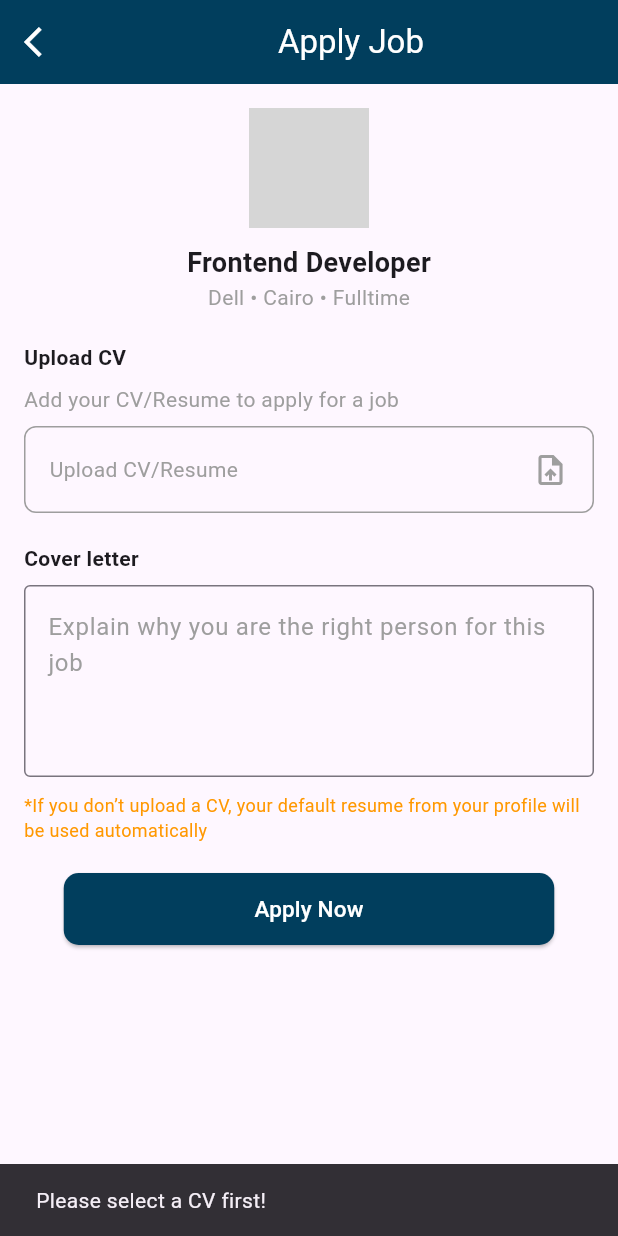
After one commit to mohannad00/Aspire-Hire, a Flutter app: the ApplyJob screen opened directly, after a tap on "Apply Now", on a phone screen of 412 x 824 dp. The commit adds this screen. Run offline on Flutter 3.47's test engine with Material 3 defaults, Android fonts, the phone set to English and light mode, and no system bars; our stand-ins replace dio, equatable, file_picker, flutter_bloc, percent_indicator, shared_preferences and 1 more; accounts and stored records are empty; Roboto replaces fonts that are missing (Poppins); grey boxes are pictures that could not be loaded.

Commit message:
added  job apply screen

```diff
--- a/aspirehire/lib/features/home_screen/HomeCompany.dart
+++ b/aspirehire/lib/features/home_screen/HomeCompany.dart
@@ -5,10 +5,8 @@ import 'package:aspirehire/features/home_screen/components/MediaButtons.dart';
 import 'package:aspirehire/features/home_screen/components/PostCard.dart';
 import 'package:aspirehire/features/home_screen/components/PostJobButton.dart';
 import 'package:flutter/material.dart';
-import 'package:aspirehire/features/choosing_role/ChoosingRole.dart';
 import 'package:aspirehire/features/job_search/JobSearch.dart';
 import 'package:aspirehire/features/profile/ProfileCompany.dart';
-import 'package:aspirehire/core/components/ReusableComponent.dart';
 
 class HomeCompany extends StatefulWidget {
   const HomeCompany({super.key});
@@ -61,17 +59,11 @@ class _HomeCompanyState extends State<HomeCompany> {
   @override
   Widget build(BuildContext context) {
     return Scaffold(
-      appBar: AppBar(
-        elevation: 0,
-        backgroundColor: Colors.transparent,
-        leading: ReusableComponents.reusableBackButton(
-          context: context,
-          onPressed: () {
-            Navigator.pushReplacement(context, MaterialPageRoute(builder: (context) => const ChoosingRole()));
-          },
-        ),
+
+      body:
+      SafeArea(
+        child: _pages[_selectedIndex],
       ),
-      body: _pages[_selectedIndex],
       bottomNavigationBar: Container(
         padding: const EdgeInsets.symmetric(horizontal: 16, vertical: 10),
         margin: const EdgeInsets.all(10),
--- a/aspirehire/lib/features/home_screen/HomeScreenJobSeeker.dart
+++ b/aspirehire/lib/features/home_screen/HomeScreenJobSeeker.dart
@@ -7,9 +7,7 @@ import 'package:aspirehire/features/home_screen/components/PostCard.dart';
 import 'package:aspirehire/features/home_screen/components/PostJobButton.dart';
 import 'package:aspirehire/features/profile/ProfileScreen.dart';
 import 'package:flutter/material.dart';
-import 'package:aspirehire/features/choosing_role/ChoosingRole.dart';
 import 'package:aspirehire/features/job_search/JobSearch.dart';
-import 'package:aspirehire/core/components/ReusableComponent.dart';
 
 class HomeScreenJobSeeker extends StatefulWidget {
   const HomeScreenJobSeeker({super.key});
--- /dev/null
+++ b/aspirehire/lib/features/job_application/JobApply.dart
@@ -0,0 +1,168 @@
+// ignore_for_file: file_names, library_private_types_in_public_api, use_build_context_synchronously
+
+import 'package:aspirehire/core/components/ReusableComponent.dart';
+import 'package:flutter/material.dart';
+import 'package:file_picker/file_picker.dart';
+import 'package:dio/dio.dart';
+import 'dart:io';
+
+class ApplyJob extends StatefulWidget {
+  const ApplyJob({super.key});
+
+  @override
+  _ApplyJobState createState() => _ApplyJobState();
+}
+
+class _ApplyJobState extends State<ApplyJob> {
+  File? selectedCV; // الملف المختار
+  String? cvFileName; // اسم ملف السيرة الذاتية
+
+  // دالة اختيار ملف PDF فقط
+  Future<void> pickPDF() async {
+    FilePickerResult? result = await FilePicker.platform.pickFiles(
+      type: FileType.custom,
+      allowedExtensions: ['pdf'], // السماح فقط بملفات PDF
+    );
+
+    if (result != null) {
+      setState(() {
+        selectedCV = File(result.files.single.path!);
+        cvFileName = result.files.single.name;
+      });
+    }
+  }
+
+  // دالة رفع السيرة الذاتية
+  Future<void> uploadCV() async {
+    if (selectedCV == null) {
+      ScaffoldMessenger.of(context).showSnackBar(
+        const SnackBar(content: Text("Please select a CV first!")),
+      );
+      return;
+    }
+
+    try {
+      Dio dio = Dio();
+      String uploadUrl = ""; // رابط API الرفع
+
+      FormData formData = FormData.fromMap({
+        "cv": await MultipartFile.fromFile(selectedCV!.path, filename: "cv.pdf"),
+      });
+
+      Response response = await dio.post(uploadUrl, data: formData);
+
+      if (response.statusCode == 200) {
+        ScaffoldMessenger.of(context).showSnackBar(
+          const SnackBar(content: Text("CV uploaded successfully!")),
+        );
+      } else {
+        ScaffoldMessenger.of(context).showSnackBar(
+          const SnackBar(content: Text("Failed to upload CV")),
+        );
+      }
+    } catch (e) {
+      print("Upload error: $e");
+      ScaffoldMessenger.of(context).showSnackBar(
+        const SnackBar(content: Text("Error uploading CV")),
+      );
+    }
+  }
+
+  @override
+  Widget build(BuildContext context) {
+    return Scaffold(
+      appBar: AppBar(
+        title: const Center(
+          child: Text("Apply Job", style: TextStyle(color: Colors.white, fontFamily: "Poppins")),
+        ),
+        backgroundColor: const Color(0xFF013E5D),
+        leading: IconButton(
+          icon: const Icon(Icons.arrow_back_ios, color: Colors.white),
+          onPressed: () => Navigator.pop(context),
+        ),
+      ),
+      body: Padding(
+        padding: const EdgeInsets.all(16.0),
+        child: Column(
+          crossAxisAlignment: CrossAxisAlignment.start,
+          children: [
+            // معلومات الوظيفة
+            const Center(
+              child: Column(
+                children: [
+                  CircleAvatar(
+                    radius: 40,
+                    backgroundImage: AssetImage('assets/dell.png'), // صورة الشركة
+                  ),
+                  SizedBox(height: 10),
+                  Text(
+                    "Frontend Developer",
+                    style: TextStyle(fontSize: 18, fontWeight: FontWeight.bold),
+                  ),
+                  Text("Dell • Cairo • Fulltime", style: TextStyle(color: Colors.grey)),
+                ],
+              ),
+            ),
+            const SizedBox(height: 20),
+
+            // رفع السيرة الذاتية
+            const Text("Upload CV", style: TextStyle(fontWeight: FontWeight.bold)),
+            const SizedBox(height: 8),
+            const Text("Add your CV/Resume to apply for a job", style: TextStyle(color: Colors.grey)),
+            const SizedBox(height: 8),
+            GestureDetector(
+              onTap: pickPDF,
+              child: Container(
+                padding: const EdgeInsets.all(16),
+                decoration: BoxDecoration(
+                  border: Border.all(color: Colors.grey),
+                  borderRadius: BorderRadius.circular(8),
+                ),
+                child: Row(
+                  mainAxisAlignment: MainAxisAlignment.spaceBetween,
+                  children: [
+                    Text(cvFileName ?? "Upload CV/Resume", style: const TextStyle(color: Colors.grey)),
+                    const Icon(Icons.upload_file, color: Colors.grey),
+                  ],
+                ),
+              ),
+            ),
+            const SizedBox(height: 20),
+
+            // خطاب التغطية
+            const Text("Cover letter", style: TextStyle(fontWeight: FontWeight.bold)),
+            const SizedBox(height: 8),
+            const TextField(
+              maxLines: 4,
+              decoration: InputDecoration(
+                hintText: "Explain why you are the right person for this job",hintStyle: TextStyle(color: Colors.grey),
+                border: OutlineInputBorder(),
+              ),
+            ),
+            const SizedBox(height: 10),
+            const Text(
+              "*If you don’t upload a CV, your default resume from your profile will be used automatically",
+              style: TextStyle(color: Colors.orange, fontSize: 12),
+            ),
+            const SizedBox(height: 20),
+
+            // زر التقديم
+            Center(
+              child: SizedBox(
+                width: 327,
+                height: 48,
+                child: ReusableComponents.reusableButton(
+                  title: 'Apply Now',
+                  fontSize: 15,
+                  backgroundColor: const Color(0xFF013E5D),
+                  textColor: Colors.white,
+                  onPressed: uploadCV, // عند الضغط يتم رفع السيرة الذاتية
+                ),
+              ),
+            ),
+          ],
+        ),
+      ),
+    );
+  }
+}
--- a/aspirehire/lib/features/job_post/PostJob.dart
+++ b/aspirehire/lib/features/job_post/PostJob.dart
@@ -2,6 +2,7 @@
 
 import 'package:aspirehire/core/components/ReusableComponent.dart';
 import 'package:aspirehire/features/home_screen/HomeCompany.dart';
+import 'package:aspirehire/features/job_application/JobApply.dart';
 import 'package:flutter/material.dart';
 
 class PostJob extends StatefulWidget {
@@ -111,7 +112,12 @@ class _PostJobState extends State<PostJob> {
                   fontSize: 15,
                   backgroundColor: const Color(0xFF013E5D),
                   textColor: Colors.white,
-                  onPressed: () {},
+                  onPressed: () {
+            Navigator.pushReplacement(
+              context,
+              MaterialPageRoute(builder: (context) => const ApplyJob()),
+            );
+          },
                 ),
               ),
             ),
```
